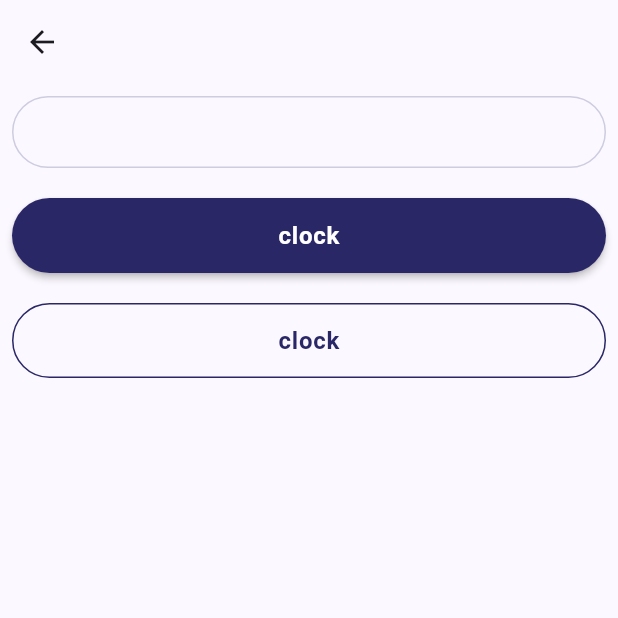
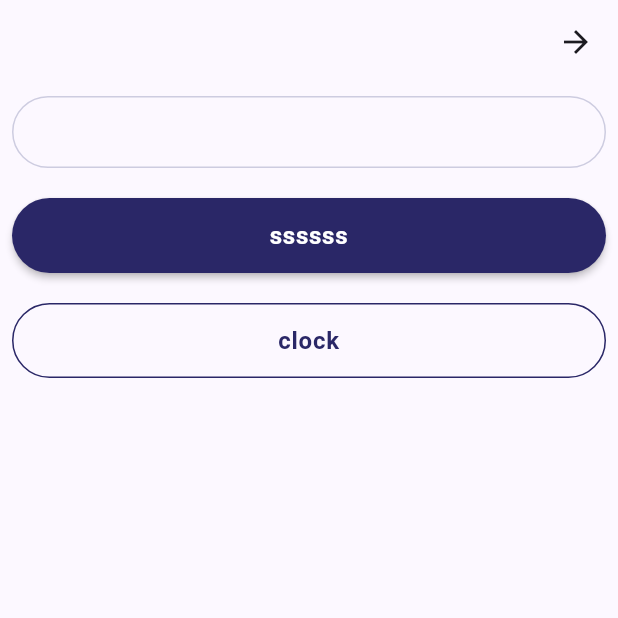
Before and after one commit to kmelliti/starter, a Flutter app: the screen it shows after launch, on a phone screen of 412 x 824 dp, the top half of it. Run offline on Flutter 3.47's test engine with Material 3 defaults, Android fonts, the phone set to English and light mode, and no system bars; our stand-ins replace dio, get, get_it, google_fonts, shared_preferences; missing offline and left inert: dart:ffi.

Commit message:
adding translation

```diff
--- /dev/null
+++ b/lib/core/config/translations.dart
@@ -0,0 +1,17 @@
+import 'package:get/get.dart';
+
+
+class AppTranslation extends Translations {
+  @override
+  Map<String, Map<String, String>> get keys => {
+    'en_US': {
+      // "key": "value"
+      "text":"tesssssxt"
+    },
+    'ar_SA': {
+      // "key": "value"
+      "text":"ssssss"
+
+    }
+  };
+}
--- a/lib/main.dart
+++ b/lib/main.dart
@@ -1,7 +1,9 @@
 import 'package:flutter/material.dart';
 import 'package:get/get_navigation/src/root/get_material_app.dart';
+import 'package:get/get_navigation/src/root/internacionalization.dart';
 import 'package:starter/splash_screen/splash_screen.dart';
 
+import 'core/config/translations.dart';
 import 'core/di/di.dart';
 import 'core/theme/app_theme.dart';
 
@@ -17,9 +19,14 @@ class MyApp extends StatelessWidget {
 
   // This widget is the root of your application.
   @override
+
   Widget build(BuildContext context) {
     return GetMaterialApp(
       title: 'Flutter Demo',
+
+      translations: AppTranslation(),
+      locale: Locale('ar', 'SA'),
+      fallbackLocale: Locale('ar', 'SA'),
 
       theme: AppTheme.lightTheme,
       debugShowCheckedModeBanner: false,
--- a/lib/screens/login/presentation/pages/login_page.dart
+++ b/lib/screens/login/presentation/pages/login_page.dart
@@ -1,4 +1,5 @@
 import 'package:flutter/material.dart';
+import 'package:get/get.dart';
 import 'package:starter/core/theme/app_theme.dart';
 
 class LoginPage extends StatelessWidget {
@@ -17,7 +18,7 @@ class LoginPage extends StatelessWidget {
 
             ),
             SizedBox(height: 20),
-            ElevatedButton(onPressed: () {}, child: Text("clock"),
+            ElevatedButton(onPressed: () {}, child: Text("text".tr),
             style: AppTheme.filledButtonStyle
               ,),
             SizedBox(height: 20),
```
Also changed, not shown: 1 other file.
